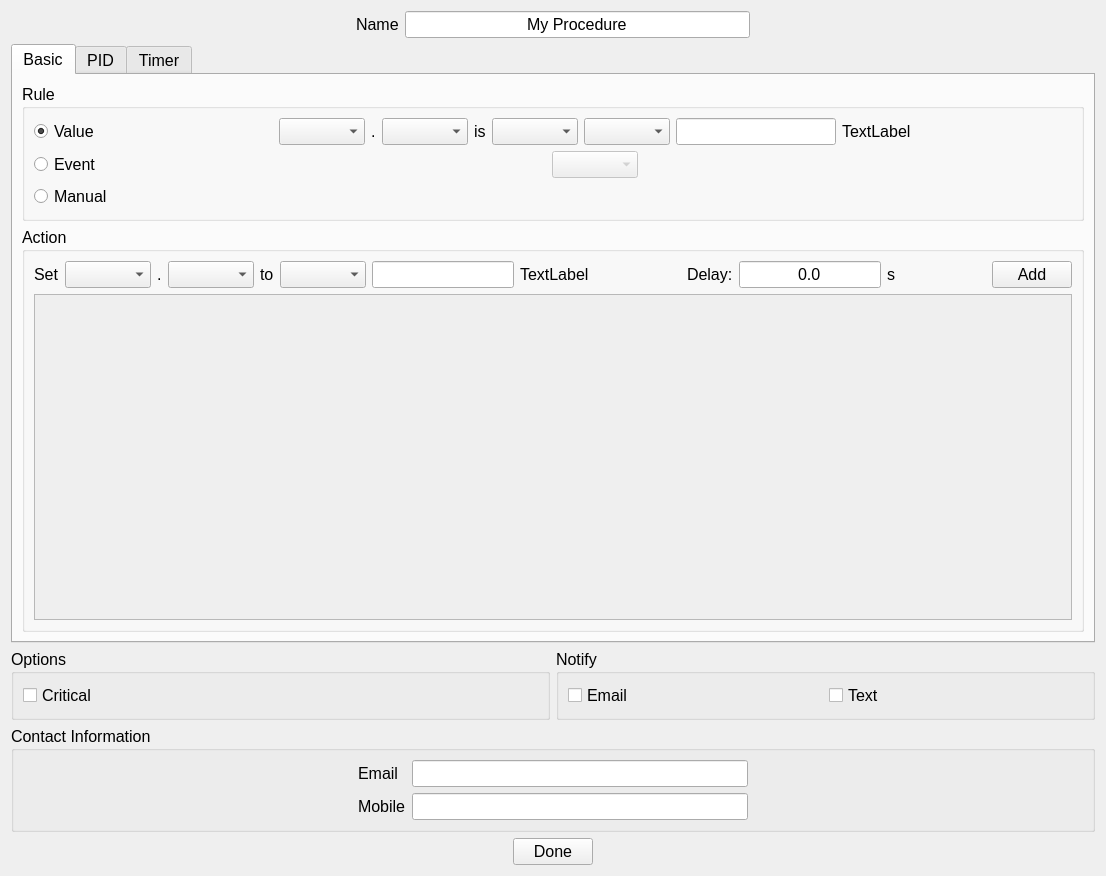
Before: the Qt Designer form Software/ControlSystem/qt/designer/ProcedureDialog.ui in DanielWinklehner/Ion-Source-Control-System, drawn with Qt 5.
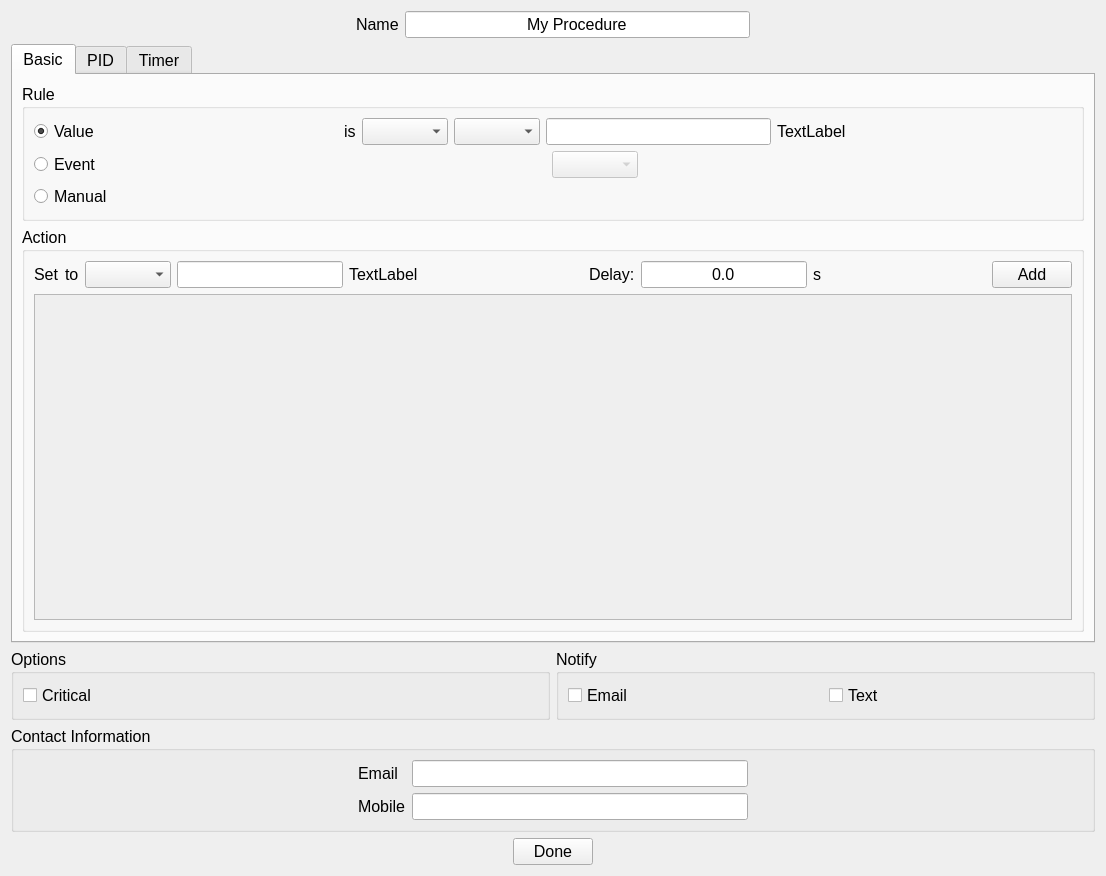
After: the same form once the commit is applied.

Commit message: procedure dialog uses new widget

```diff
--- a/Software/ControlSystem/qt/designer/ProcedureDialog.ui
+++ b/Software/ControlSystem/qt/designer/ProcedureDialog.ui
@@ -108,27 +108,6 @@
               </property>
              </spacer>
             </item>
-            <item>
-             <widget class="QComboBox" name="cbRuleDevice">
-              <property name="currentText">
-               <string/>
-              </property>
-             </widget>
-            </item>
-            <item>
-             <widget class="QLabel" name="label_3">
-              <property name="text">
-               <string>.</string>
-              </property>
-             </widget>
-            </item>
-            <item>
-             <widget class="QComboBox" name="cbRuleChannel">
-              <property name="currentText">
-               <string/>
-              </property>
-             </widget>
-            </item>
             <item>
              <widget class="QLabel" name="label_4">
               <property name="text">
@@ -250,27 +229,6 @@
               </property>
              </widget>
             </item>
-            <item>
-             <widget class="QComboBox" name="cbActionDevice">
-              <property name="currentText">
-               <string/>
-              </property>
-             </widget>
-            </item>
-            <item>
-             <widget class="QLabel" name="label_5">
-              <property name="text">
-               <string>.</string>
-              </property>
-             </widget>
-            </item>
-            <item>
-             <widget class="QComboBox" name="cbActionChannel">
-              <property name="currentText">
-               <string/>
-              </property>
-             </widget>
-            </item>
             <item>
              <widget class="QLabel" name="label_6">
               <property name="text">
```
Left out of the diff: 4 changed lines with no effect on the pictures. The commit also changes 3 other files.
